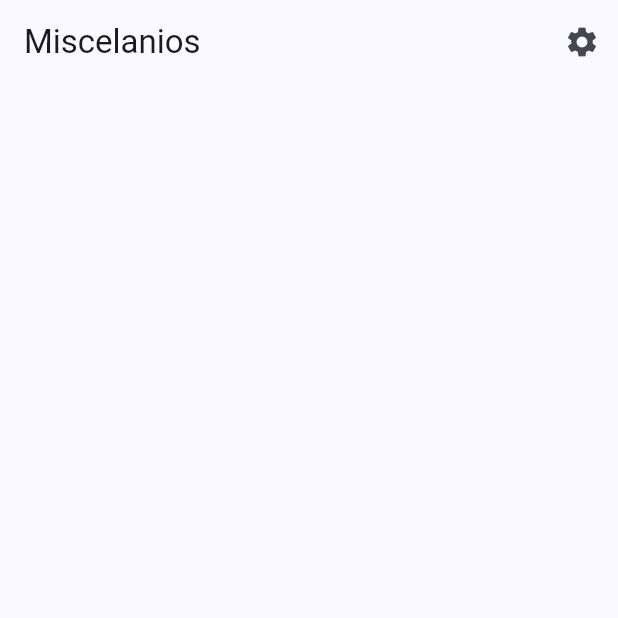
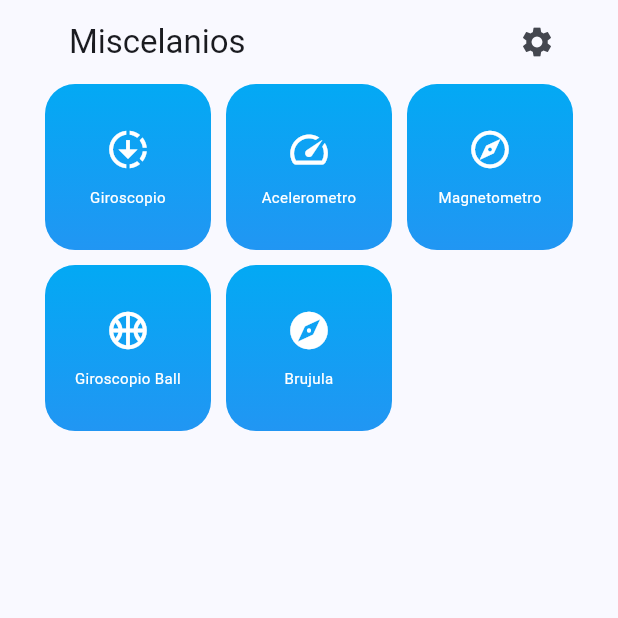
Before and after one commit to Williamparededl1/miscelaneos, a Flutter app: the screen it shows after launch, on a phone screen of 412 x 824 dp, the top half of it. Run offline on Flutter 3.47's test engine with Material 3 defaults, Android fonts, the phone set to English and light mode, and no system bars; our stand-ins replace flutter_riverpod, go_router, google_fonts, permission_handler.

Commit message:
Creacion del menu del homeScreen

```diff
--- a/lib/presentation/screens/home/home_screen.dart
+++ b/lib/presentation/screens/home/home_screen.dart
@@ -1,5 +1,6 @@
 import 'package:flutter/material.dart';
 import 'package:go_router/go_router.dart';
+import 'package:miscelaneos/presentation/widgets/widgets.dart';
 
 class HomeScreen extends StatelessWidget {
   const HomeScreen({super.key});
@@ -7,7 +8,11 @@ class HomeScreen extends StatelessWidget {
   @override
   Widget build(BuildContext context) {
     return Scaffold(
-      appBar: AppBar(
+      body: Padding(
+        padding: const EdgeInsets.symmetric(horizontal: 30),
+        child: CustomScrollView(
+          slivers: [
+            SliverAppBar(
               title: const Text('Miscelanios'),
               actions: [
                 IconButton(
@@ -17,6 +22,10 @@ class HomeScreen extends StatelessWidget {
                     icon: const Icon(Icons.settings))
               ],
             ),
+            const MainMenu(),
+          ],
+        ),
+      ),
     );
   }
 }
--- /dev/null
+++ b/lib/presentation/widgets/shared/main_menu.dart
@@ -0,0 +1,86 @@
+import 'package:flutter/material.dart';
+import 'package:go_router/go_router.dart';
+
+class MenuItem {
+  final String title;
+  final IconData icon;
+  final String route;
+
+  MenuItem(this.title, this.icon, this.route);
+}
+
+final menuItems = <MenuItem>[
+  MenuItem('Giroscopio', Icons.downloading, '/gyroscope'),
+  MenuItem('Acelerometro', Icons.speed, '/accelerometer'),
+  MenuItem('Magnetometro', Icons.explore_outlined, '/magnetometer'),
+  MenuItem(
+      'Giroscopio Ball', Icons.sports_basketball_outlined, '/gyroscope-ball'),
+  MenuItem('Brujula', Icons.explore, '/compass'),
+];
+
+class MainMenu extends StatelessWidget {
+  const MainMenu({super.key});
+
+  @override
+  Widget build(BuildContext context) {
+    return SliverGrid.count(
+      crossAxisCount: 3,
+      crossAxisSpacing: 10,
+      mainAxisSpacing: 10,
+      children: menuItems
+          .map(
+            (item) => HomeMenuItem(
+                title: item.title, icon: item.icon, route: item.route),
+          )
+          .toList(),
+    );
+  }
+}
+
+class HomeMenuItem extends StatelessWidget {
+  final String title;
+  final IconData icon;
+  final String route;
+  final List<Color> bgColors;
+
+  const HomeMenuItem(
+      {super.key,
+      required this.title,
+      required this.icon,
+      required this.route,
+      this.bgColors = const [Colors.lightBlue, Colors.blue]});
+
+  @override
+  Widget build(BuildContext context) {
+    return GestureDetector(
+      onTap: () => context.push(route),
+      child: Container(
+        padding: const EdgeInsets.all(8),
+        decoration: BoxDecoration(
+            borderRadius: BorderRadius.circular(20),
+            gradient: LinearGradient(
+                colors: bgColors,
+                begin: Alignment.topCenter,
+                end: Alignment.bottomCenter)),
+        child: Column(
+          mainAxisAlignment: MainAxisAlignment.center,
+          children: [
+            Icon(
+              icon,
+              color: Colors.white,
+              size: 30,
+            ),
+            const SizedBox(
+              height: 10,
+            ),
+            Text(
+              title,
+              textAlign: TextAlign.center,
+              style: const TextStyle(color: Colors.white, fontSize: 10),
+            ),
+          ],
+        ),
+      ),
+    );
+  }
+}
--- /dev/null
+++ b/lib/presentation/widgets/widgets.dart
@@ -0,0 +1 @@
+export 'shared/main_menu.dart';
```
Lines whose indentation alone changed are shown as unchanged.
